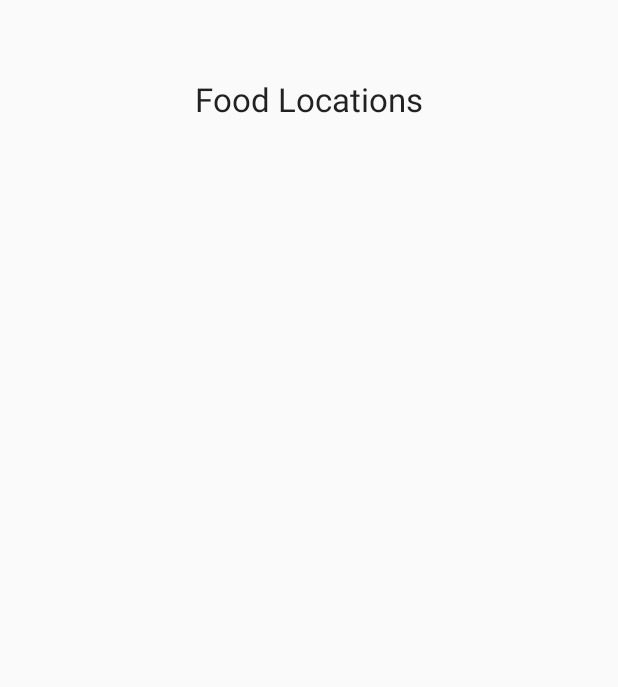
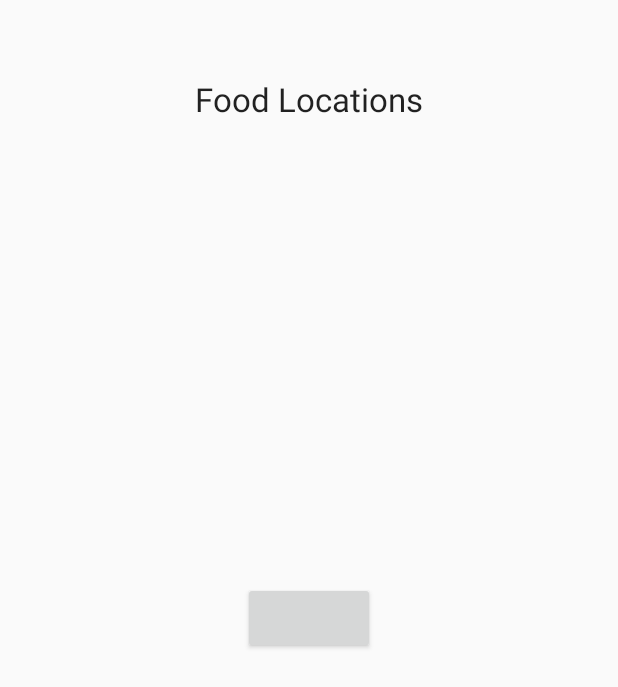
Before and after one commit to jeffrey-xiao/SnatchnGo, an Android app: the ChooseActivity screen opened directly, with no data from a screen before it, on a phone screen of 412 x 824 dp. Shown: the top 687 px of the screen. Run offline under Robolectric (Android 15) with nearby library versions, the phone set to English and light mode, and no system bars.

Commit message:
commit before starting firebase

```diff
--- a/app/src/main/java/refactor/mhacks/snatchngo/ChooseActivity.java
+++ b/app/src/main/java/refactor/mhacks/snatchngo/ChooseActivity.java
@@ -3,6 +3,7 @@ package refactor.mhacks.snatchngo;
 import android.content.Intent;
 import android.os.Bundle;
 import android.support.v7.app.ActionBarActivity;
+import android.text.Html;
 import android.view.View;
 import android.widget.Button;
 
@@ -16,5 +17,6 @@ public class ChooseActivity extends ActionBarActivity {
         setContentView(R.layout.choose_activity);
 
 
+
     }
 }
--- a/app/src/main/res/layout/choose_activity.xml
+++ b/app/src/main/res/layout/choose_activity.xml
@@ -11,4 +11,12 @@
         android:layout_marginTop="51dp"
         android:layout_alignParentTop="true"
         android:layout_centerHorizontal="true" />
+
+    <Button
+        android:layout_width="wrap_content"
+        android:layout_height="wrap_content"
+        android:text=""
+        android:id="@+id/button1"
+        android:layout_centerVertical="true"
+        android:layout_centerHorizontal="true" />
 </RelativeLayout>
```
